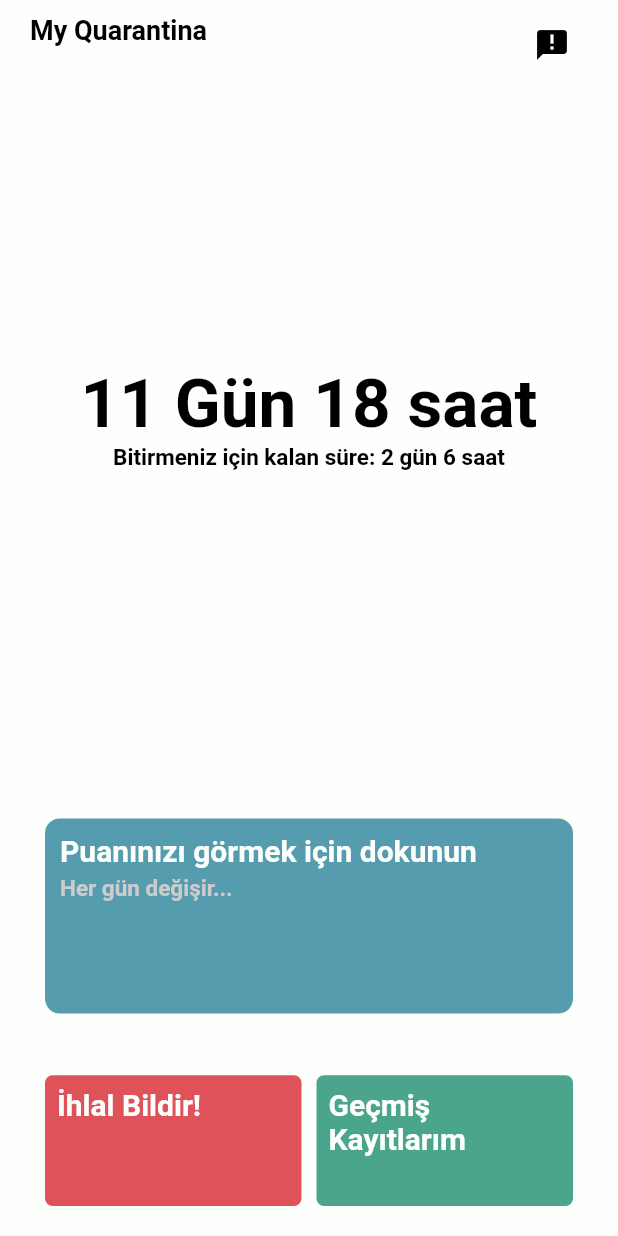
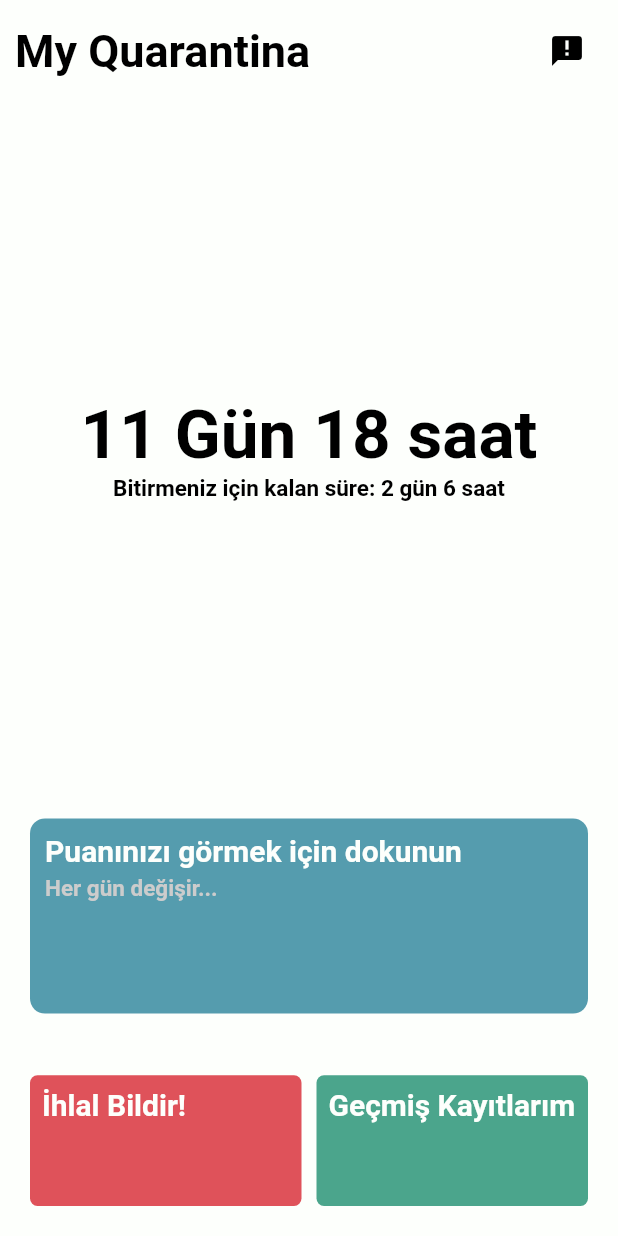
Before and after one commit to imertgul/My_Quarantina, a Flutter app: the screen it shows after launch, after a tap on "Başlamak için dokunun...", on a phone screen of 412 x 824 dp. Run offline on Flutter 3.47's test engine with Material 2 defaults, Android fonts, the phone set to English and light mode, and no system bars.

Commit message:
Ana sayfa responsive bug düzeltme

```diff
--- a/lib/pages/homepage.dart
+++ b/lib/pages/homepage.dart
@@ -1,4 +1,5 @@
 import 'package:flutter/material.dart';
+import 'package:my_quarantina/pages/quenstions.dart';
 import 'package:my_quarantina/pages/inf_menu.dart';
 import 'dart:async';
 import '../utilities/constants.dart';
@@ -31,7 +32,8 @@ class _HomePageState extends State<HomePage> {
 
     Widget _buildTitleBar() {
       return Container(
-        height: unit * 5,
+        alignment: Alignment.topLeft,
+        height: unit * 10,
         child: Padding(
           padding: const EdgeInsets.symmetric(vertical: 10.0),
           child: Row(
@@ -42,7 +44,7 @@ class _HomePageState extends State<HomePage> {
                     "My Quarantina",
                     style: TextStyle(
                         fontWeight: FontWeight.bold,
-                        fontSize: 45.0,
+                        fontSize: 30.0,
                         color: Renkler.dark),
                   ),
                 ),
@@ -64,7 +66,7 @@ class _HomePageState extends State<HomePage> {
 
     Widget _buildDayCounter() {
       return Container(
-        height: unit * 60 - 20,
+        height: unit * 55 - 20,
         child: Container(
           alignment: Alignment.center,
           child: Container(
@@ -118,11 +120,10 @@ class _HomePageState extends State<HomePage> {
                       bottom: 10.0, left: 10, right: 5, top: 10),
                   child: GestureDetector(
                     onTap: () {
-                      setState(() {
-                        _animatedColor == Renkler.secondary
-                            ? _animatedColor = Renkler.third
-                            : _animatedColor = Renkler.secondary;
-                      });
+                      Navigator.push(
+                        context,
+                        MaterialPageRoute(builder: (context) => QuestionPage()),
+                      );
                     },
                     child: Container(
                       height: double.infinity,
@@ -367,7 +368,7 @@ class _HomePageState extends State<HomePage> {
           Container(
             alignment: Alignment.topLeft,
             child: Padding(
-              padding: const EdgeInsets.symmetric(horizontal: 20.0),
+              padding: const EdgeInsets.symmetric(horizontal: 10.0),
               child: Column(
                 children: <Widget>[
                   SizedBox(height: statusBarHeight),
```
